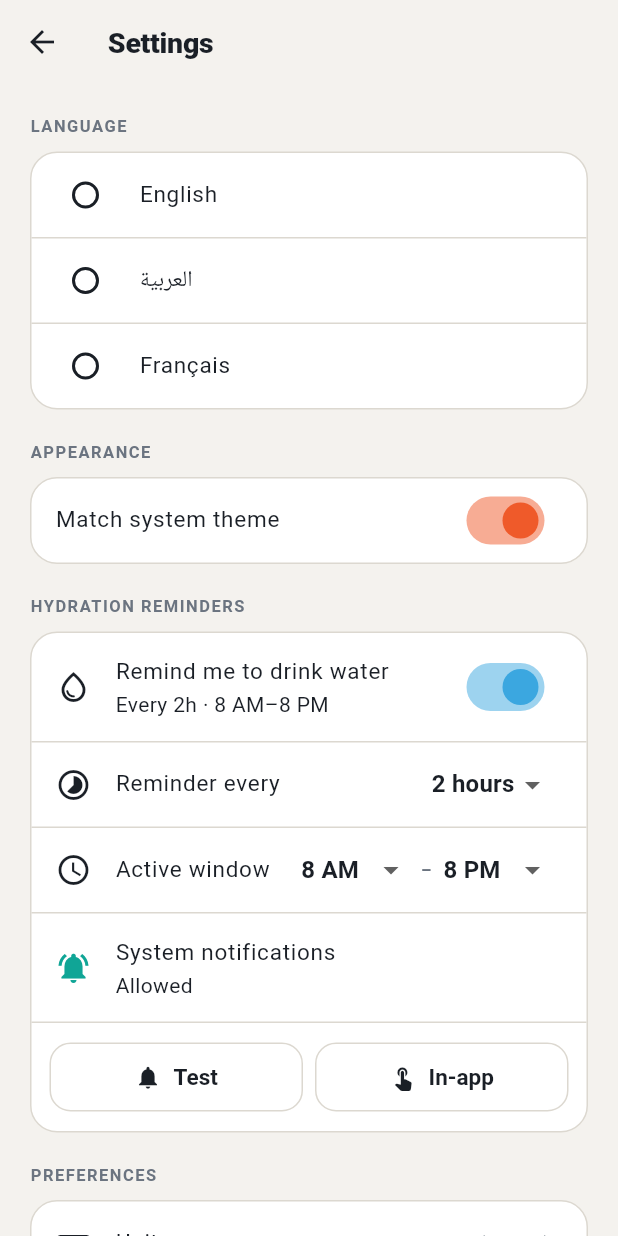
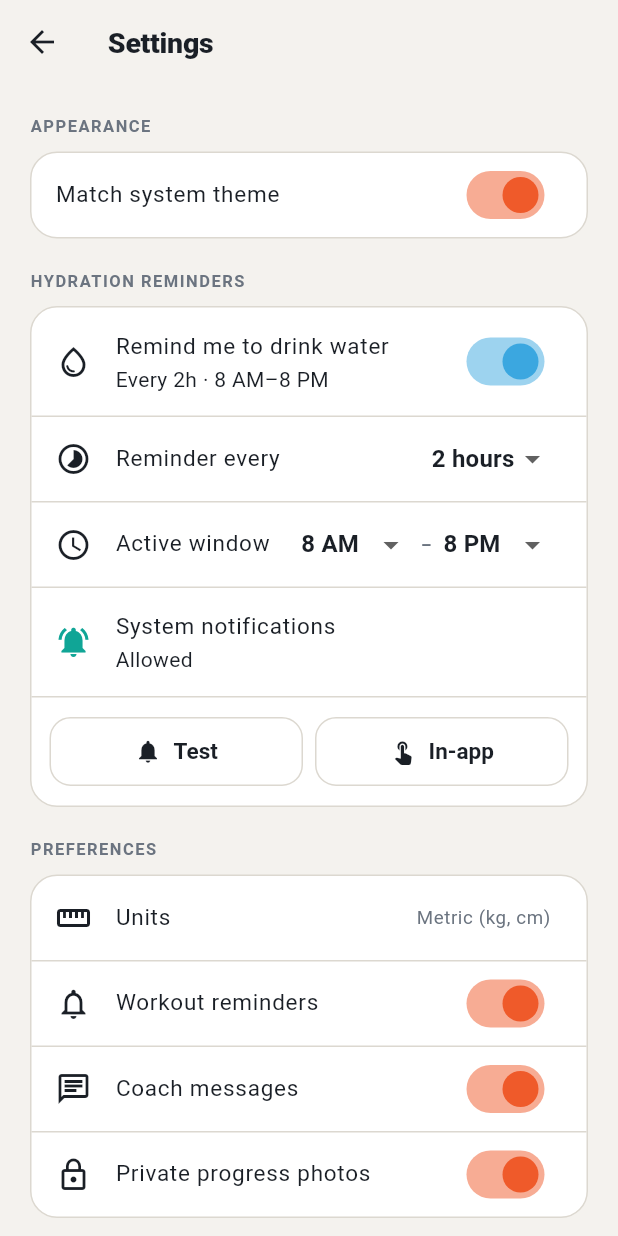
Before and after one commit to mscit-admin/ARETE_Enhance, a Flutter app: the SettingsScreen screen opened directly, on a phone screen of 412 x 824 dp. Run offline on Flutter 3.47's test engine with Material 3 defaults, Android fonts, the phone set to English and light mode, and no system bars; our stand-ins replace flutter_local_notifications, qr_flutter, shared_preferences; missing offline and left inert: mobile_scanner; accounts and stored records are empty; generated files the repository leaves out were written again; network calls fail.

Commit message:
Sync fixes, password reveal, account side-menu, settings cleanup
Data sync (no more re-login needed):
- Selecting a tab refreshes its data (clients, plans, coach, messages).
- Coach chat + assigned plan poll every 10s; trainer↔client thread every
  8s; trainer client list every 15s. Newly linked clients, assigned plans
  and messages now appear live.

Auth:
- Password field has a show/hide (eye) toggle on both sign-in and sign-up.

Account side-menu:
- New account icon in the member/trainer header opens a side drawer with
  Edit profile and Log out.
- Removed "Edit profile" row from the home screen and "Log out" from
  Settings — both now live in the account menu.

Settings:
- Removed the Language section (language stays available from the header
  switcher only).

Hydration reminder enable/disable remains in Settings and fully gates the
home prompt.

Co-Authored-By: Claude Opus 4.8 <noreply@anthropic.com>
Claude-Session: https://claude.ai/code/session_01Lrs4BeZJ8ESgW3u4Dx3sih

```diff
--- a/lib/features/coach/coach_screen.dart
+++ b/lib/features/coach/coach_screen.dart
@@ -1,3 +1,5 @@
+import 'dart:async';
+
 import 'package:flutter/material.dart';
 import 'package:provider/provider.dart';
 
@@ -30,15 +32,19 @@ class CoachScreen extends StatefulWidget {
 
 class _CoachScreenState extends State<CoachScreen> {
   final _input = TextEditingController();
+  Timer? _poll;
 
   @override
   void initState() {
     super.initState();
     WidgetsBinding.instance.addPostFrameCallback((_) => _refresh());
+    // Keep the plan and conversation live while the tab is open.
+    _poll = Timer.periodic(const Duration(seconds: 10), (_) => _refresh());
   }
 
   @override
   void dispose() {
+    _poll?.cancel();
     _input.dispose();
     super.dispose();
   }
--- a/lib/features/coach/thread_screen.dart
+++ b/lib/features/coach/thread_screen.dart
@@ -1,3 +1,5 @@
+import 'dart:async';
+
 import 'package:flutter/material.dart';
 import 'package:provider/provider.dart';
 
@@ -31,16 +33,20 @@ class ThreadScreen extends StatefulWidget {
 
 class _ThreadScreenState extends State<ThreadScreen> {
   final _input = TextEditingController();
+  Timer? _poll;
 
   @override
   void initState() {
     super.initState();
     WidgetsBinding.instance.addPostFrameCallback(
         (_) => context.read<MessagingController>().load(widget.peerId));
+    _poll = Timer.periodic(const Duration(seconds: 8),
+        (_) => context.read<MessagingController>().load(widget.peerId));
   }
 
   @override
   void dispose() {
+    _poll?.cancel();
     _input.dispose();
     super.dispose();
   }
--- a/lib/features/profile/settings_screen.dart
+++ b/lib/features/profile/settings_screen.dart
@@ -11,7 +11,6 @@ import '../../shared/widgets/app_card.dart';
 import '../../shared/widgets/section_label.dart';
 import '../../state/auth_controller.dart';
 import '../../state/hydration_controller.dart';
-import '../../state/locale_controller.dart';
 import '../../state/profile_controller.dart';
 import '../../state/session_controller.dart';
 import '../../state/trainer_controller.dart';
@@ -95,12 +94,6 @@ class SettingsScreen extends StatelessWidget {
             ),
             const SizedBox(height: AppSpacing.xl),
           ],
-
-          // ---- Language ----
-          SectionLabel(l.settingsLanguage),
-          const SizedBox(height: AppSpacing.sm),
-          const _LanguageSection(),
-          const SizedBox(height: AppSpacing.xl),
 
           // ---- Appearance ----
           SectionLabel(l.settingsAppearance),
@@ -190,13 +183,6 @@ class SettingsScreen extends StatelessWidget {
                   trailing: const Icon(Icons.chevron_right),
                   onTap: () => _notImplemented(context),
                 ),
-                const Divider(height: 1),
-                ListTile(
-                  leading: const Icon(Icons.logout, color: AppColors.danger),
-                  title: Text(l.settingsLogout,
-                      style: const TextStyle(color: AppColors.danger)),
-                  onTap: () => _logout(context),
-                ),
               ],
             ),
           ),
@@ -213,68 +199,6 @@ class SettingsScreen extends StatelessWidget {
   void _notImplemented(BuildContext context) {
     ScaffoldMessenger.of(context).showSnackBar(
       SnackBar(content: Text(AppLocalizations.of(context).settingsComingLater)),
-    );
-  }
-
-  Future<void> _logout(BuildContext context) async {
-    final l = AppLocalizations.of(context);
-    final confirmed = await showDialog<bool>(
-      context: context,
-      builder: (_) => AlertDialog(
-        title: Text(l.logoutConfirmTitle),
-        content: Text(l.logoutConfirmBody),
-        actions: [
-          TextButton(
-              onPressed: () => Navigator.pop(context, false),
-              child: Text(l.actionCancel)),
-          TextButton(
-              onPressed: () => Navigator.pop(context, true),
-              child: Text(l.settingsLogout)),
-        ],
-      ),
-    );
-    if (confirmed != true || !context.mounted) return;
-    await context.read<AuthController>().signOut();
-    if (context.mounted) {
-      Navigator.of(context).popUntil((r) => r.isFirst);
-    }
-  }
-}
-
-/// Language picker — English, العربية, Français. Selecting Arabic flips the
-/// whole app to RTL automatically. "System default" clears the override.
-class _LanguageSection extends StatelessWidget {
-  const _LanguageSection();
-
-  @override
-  Widget build(BuildContext context) {
-    final controller = context.watch<LocaleController>();
-    final l = AppLocalizations.of(context);
-    final current = controller.locale?.languageCode;
-
-    Widget tile(String? code, String label) {
-      return RadioListTile<String?>(
-        value: code,
-        groupValue: current,
-        activeColor: AppColors.ember,
-        onChanged: (v) => context
-            .read<LocaleController>()
-            .setLocale(v == null ? null : Locale(v)),
-        title: Text(label),
-      );
-    }
-
-    return AppCard(
-      padding: EdgeInsets.zero,
-      child: Column(
-        children: [
-          tile('en', l.langEnglish),
-          const Divider(height: 1),
-          tile('ar', l.langArabic),
-          const Divider(height: 1),
-          tile('fr', l.langFrench),
-        ],
-      ),
     );
   }
 }
--- a/lib/l10n/app_ar.arb
+++ b/lib/l10n/app_ar.arb
@@ -32,6 +32,8 @@
   "validatorEnterEmail": "أدخل بريدك الإلكتروني",
   "validatorValidEmail": "أدخل بريدًا إلكترونيًا صحيحًا",
   "validatorPasswordLength": "6 أحرف على الأقل",
+  "passwordShow": "إظهار كلمة المرور",
+  "passwordHide": "إخفاء كلمة المرور",
   "actionSignIn": "تسجيل الدخول",
   "actionCreateAccount": "إنشاء حساب",
   "authHaveAccount": "هل لديك حساب بالفعل؟",
--- a/lib/l10n/app_en.arb
+++ b/lib/l10n/app_en.arb
@@ -33,6 +33,8 @@
   "validatorEnterEmail": "Enter your email",
   "validatorValidEmail": "Enter a valid email",
   "validatorPasswordLength": "At least 6 characters",
+  "passwordShow": "Show password",
+  "passwordHide": "Hide password",
   "actionSignIn": "Sign in",
   "actionCreateAccount": "Create account",
   "authHaveAccount": "Already have an account?",
--- a/lib/l10n/app_fr.arb
+++ b/lib/l10n/app_fr.arb
@@ -32,6 +32,8 @@
   "validatorEnterEmail": "Entrez votre e-mail",
   "validatorValidEmail": "Entrez un e-mail valide",
   "validatorPasswordLength": "Au moins 6 caractères",
+  "passwordShow": "Afficher le mot de passe",
+  "passwordHide": "Masquer le mot de passe",
   "actionSignIn": "Se connecter",
   "actionCreateAccount": "Créer un compte",
   "authHaveAccount": "Vous avez déjà un compte ?",
```
Also changed, not shown: lib/features/auth/auth_screen.dart (+15 -3 lines), lib/features/profile/account_drawer.dart (added, +117 -0 lines), lib/features/profile/member_profile_screen.dart (+9 -10 lines), lib/features/profile/trainer_home_screen.dart (+23 -0 lines), lib/features/shell/app_shell.dart (+38 -1 lines).
